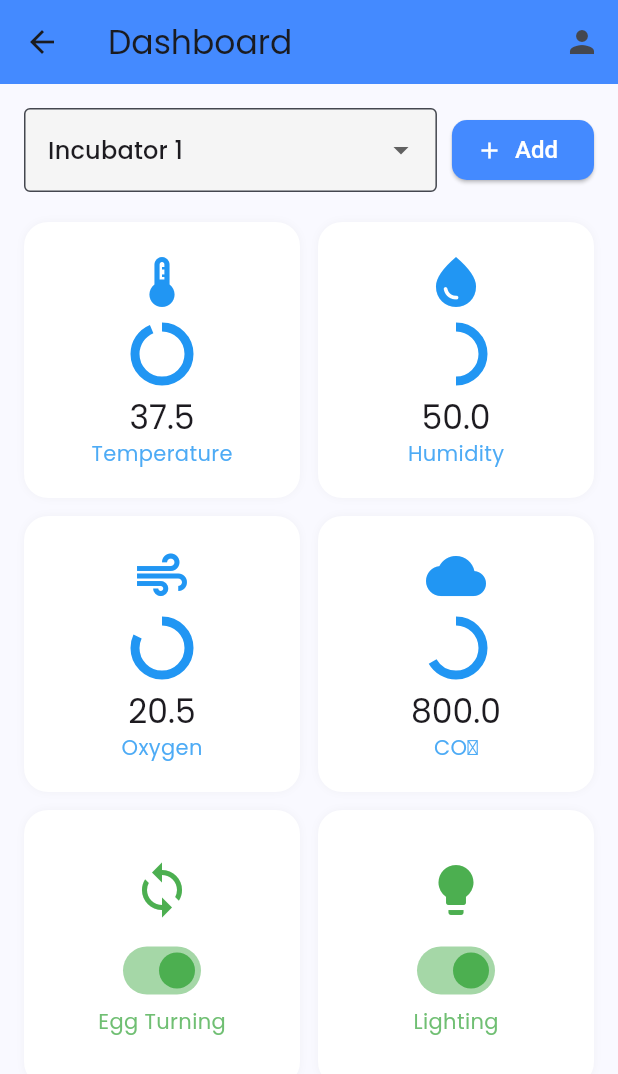
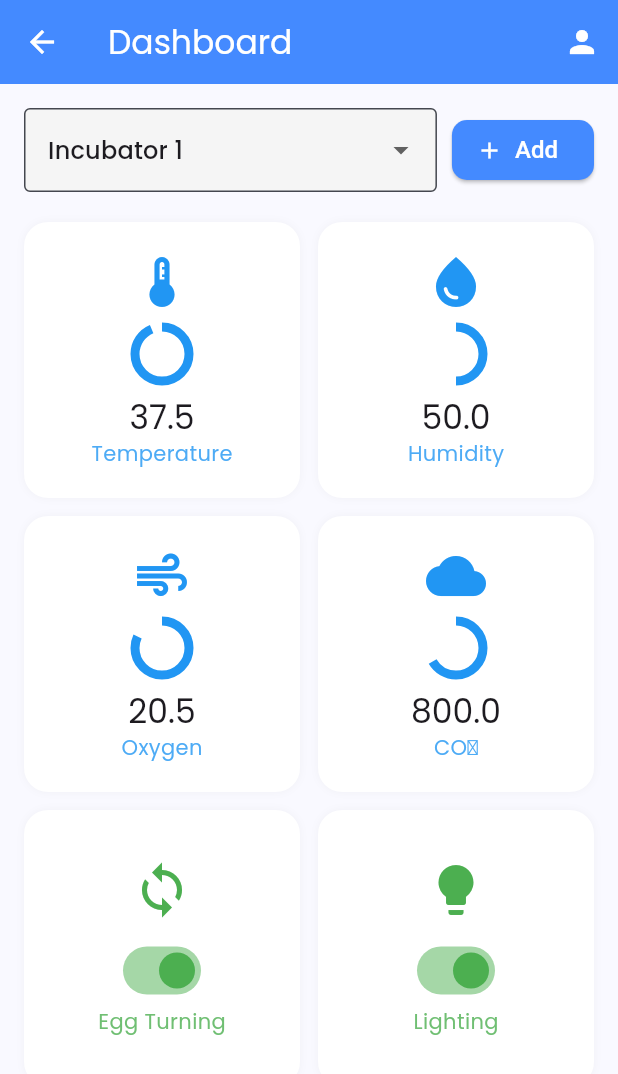
Before and after one commit to CatherineLanto/HatchTech, a Flutter app: the Dashboard screen opened directly with empty values, on a phone screen of 412 x 824 dp. Shown: the top 1074 px of the screen. Run offline on Flutter 3.47's test engine with Material 3 defaults, Android fonts, the phone set to English and light mode, and no system bars; our stand-ins replace google_fonts, shared_preferences; accounts and stored records are empty.

Commit message:
Final commit

```diff
--- a/lib/dashboard.dart
+++ b/lib/dashboard.dart
@@ -108,7 +108,6 @@ class _DashboardState extends State<Dashboard> with TickerProviderStateMixin {
     incubatorData.forEach((key, values) {
       if (key == selectedIncubator) return;
 
-      // Critical alerts (red)
       if (values['temperature'] < 36 || values['temperature'] > 39) {
         alerts.add({
           'incubator': key,
@@ -301,6 +300,7 @@ class _DashboardState extends State<Dashboard> with TickerProviderStateMixin {
       appBar: AppBar(
         title: const Text('Dashboard'),
         backgroundColor: Colors.blueAccent,
+        foregroundColor: Colors.white,
         actions: [
           IconButton(
             icon: const Icon(Icons.person),
@@ -742,7 +742,6 @@ class _DashboardState extends State<Dashboard> with TickerProviderStateMixin {
                       ),
                     ),
 
-                    // Action Button
                     Container(
                       padding: const EdgeInsets.all(16),
                       child: SizedBox(
--- a/lib/overview_screen.dart
+++ b/lib/overview_screen.dart
@@ -233,7 +233,6 @@ class _OverviewPageState extends State<OverviewPage> {
           ),
           const SizedBox(height: 20),
 
-          // System Overview Title
           Text(
             "System Overview",
             style: Theme.of(context)
```
